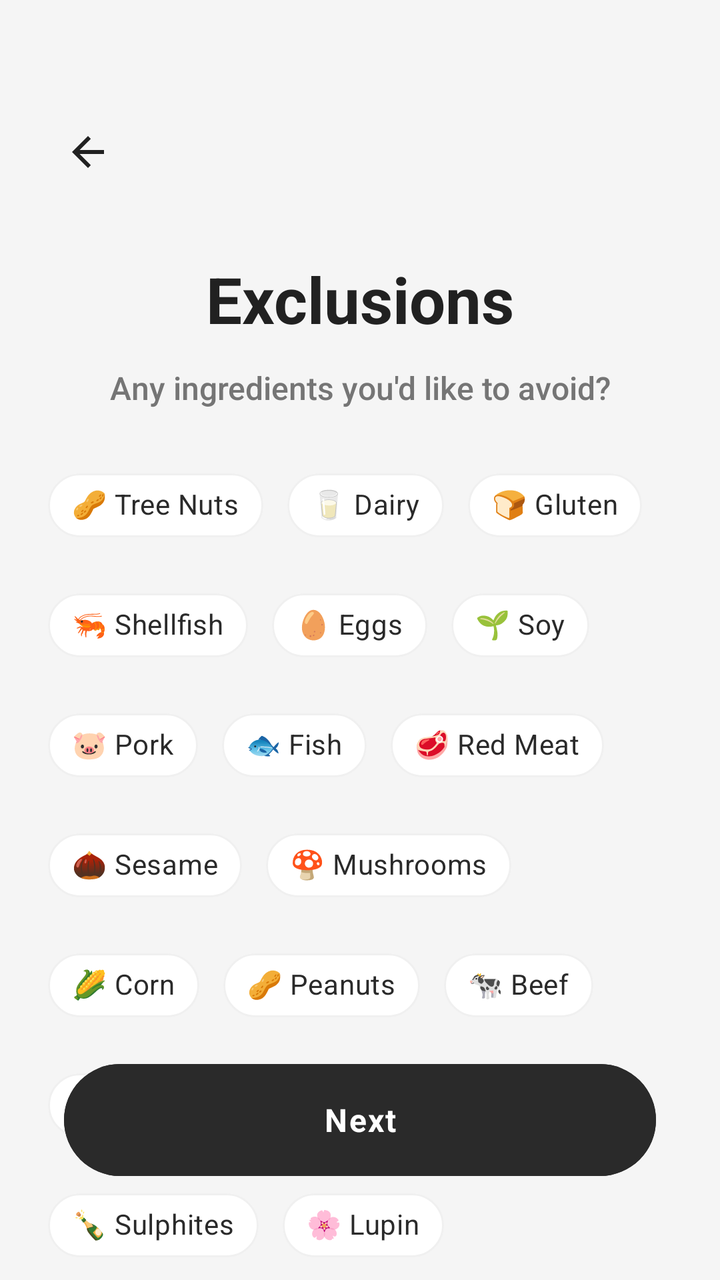
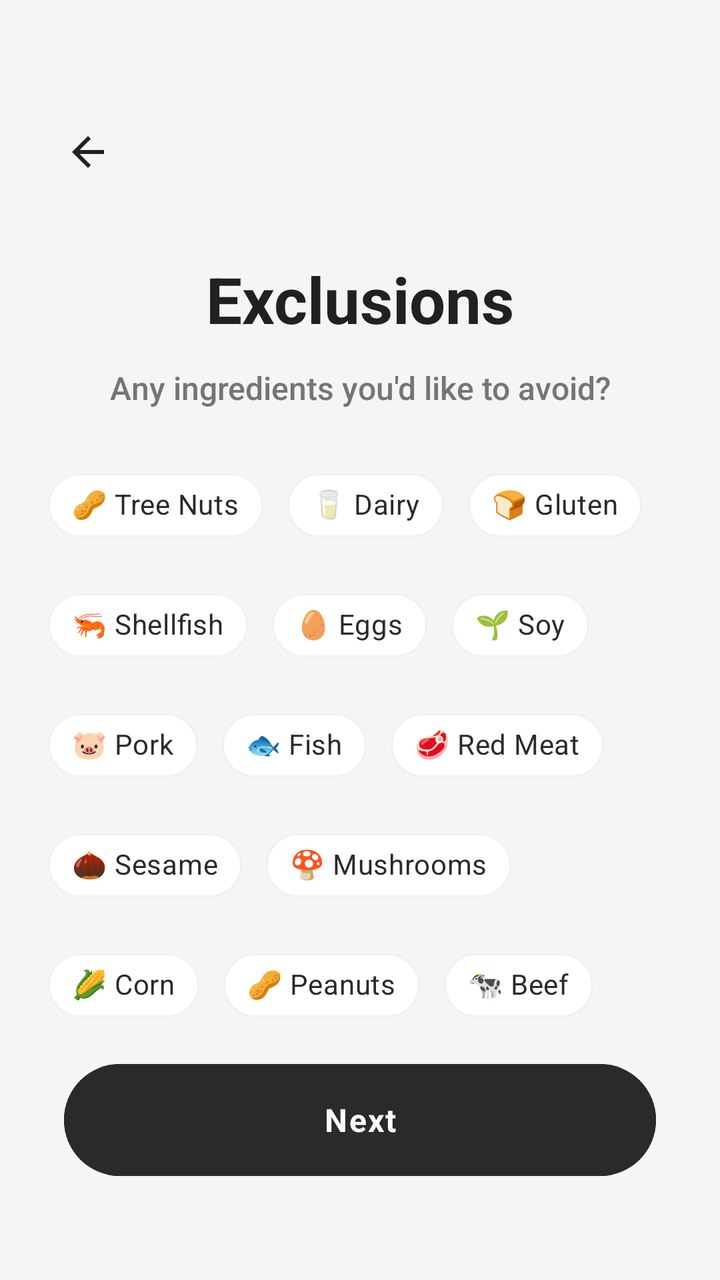

Two renders of the same Android screen: before a commit and after it. Below are the layout's source before the change and the commit's diff.
<!-- AndroidManifest.xml: application theme Theme.Nutriority -->
<!-- res/layout/fragment_fifth_screen.xml -->
<?xml version="1.0" encoding="utf-8"?>
<androidx.constraintlayout.widget.ConstraintLayout xmlns:android="http://schemas.android.com/apk/res/android"
    xmlns:app="http://schemas.android.com/apk/res-auto"
    xmlns:tools="http://schemas.android.com/tools"
    android:layout_width="match_parent"
    android:layout_height="match_parent"
    android:background="@color/app_background"
    tools:context=".ui.onboarding.screens.FifthScreen">

    <ImageView
        android:id="@+id/backButton"
        android:layout_width="40dp"
        android:layout_height="40dp"
        android:layout_marginStart="24dp"
        android:layout_marginTop="56dp"
        android:importantForAccessibility="no"
        android:padding="8dp"
        android:clickable="true"
        android:focusable="true"
        android:src="@drawable/ic_arrow_back"
        app:layout_constraintStart_toStartOf="parent"
        app:layout_constraintTop_toTopOf="parent"
        app:tint="#212121" />

    <TextView
        android:id="@+id/titleTextView"
        android:layout_width="0dp"
        android:layout_height="wrap_content"
        android:layout_marginHorizontal="32dp"
        android:layout_marginTop="32dp"
        android:fontFamily="sans-serif"
        android:textStyle="bold"
        android:gravity="center_horizontal"
        android:text="Exclusions"
        android:textColor="#212121"
        android:textSize="32sp"
        app:autoSizeTextType="uniform"
        app:autoSizeMinTextSize="24sp"
        app:autoSizeMaxTextSize="32sp"
        app:layout_constraintEnd_toEndOf="parent"
        app:layout_constraintStart_toStartOf="parent"
        app:layout_constraintTop_toBottomOf="@id/backButton" />

    <TextView
        android:id="@+id/subtitleTextView"
        android:layout_width="0dp"
        android:layout_height="wrap_content"
        android:layout_marginTop="12dp"
        android:fontFamily="sans-serif-medium"
        android:gravity="center_horizontal"
        android:text="Any ingredients you'd like to avoid?"
        android:textColor="#757575"
        android:textSize="16sp"
        app:autoSizeTextType="uniform"
        app:autoSizeMinTextSize="12sp"
        app:autoSizeMaxTextSize="16sp"
        app:layout_constraintEnd_toEndOf="@id/titleTextView"
        app:layout_constraintStart_toStartOf="@id/titleTextView"
        app:layout_constraintTop_toBottomOf="@id/titleTextView" />

    <androidx.core.widget.NestedScrollView
        android:layout_width="0dp"
        android:layout_height="0dp"
        android:layout_marginTop="24dp"
        android:clipToPadding="false"
        android:paddingBottom="100dp"
        app:layout_constraintTop_toBottomOf="@id/subtitleTextView"
        app:layout_constraintBottom_toBottomOf="parent"
        app:layout_constraintStart_toStartOf="parent"
        app:layout_constraintEnd_toEndOf="parent">

        <com.google.android.material.chip.ChipGroup
            android:id="@+id/ingredientsChipGroup"
            android:layout_width="match_parent"
            android:layout_height="wrap_content"
            android:layout_marginHorizontal="24dp"
            app:chipSpacingHorizontal="12dp"
            app:chipSpacingVertical="12dp">

            <com.google.android.material.chip.Chip
                style="@style/FilterChip"
                android:layout_width="wrap_content"
                android:layout_height="wrap_content"
                android:text="🥜 Tree Nuts"
                app:autoSizeTextType="uniform"
                app:autoSizeMinTextSize="10sp"
                app:autoSizeMaxTextSize="14sp" />

            <com.google.android.material.chip.Chip
                style="@style/FilterChip"
                android:layout_width="wrap_content"
                android:layout_height="wrap_content"
                android:text="🥛 Dairy"
                app:autoSizeTextType="uniform"
                app:autoSizeMinTextSize="10sp"
                app:autoSizeMaxTextSize="14sp" />

            <com.google.android.material.chip.Chip
                style="@style/FilterChip"
                android:layout_width="wrap_content"
                android:layout_height="wrap_content"
                android:text="🍞 Gluten"
                app:autoSizeTextType="uniform"
                app:autoSizeMinTextSize="10sp"
                app:autoSizeMaxTextSize="14sp" />

            <com.google.android.material.chip.Chip
                style="@style/FilterChip"
                android:layout_width="wrap_content"
                android:layout_height="wrap_content"
                android:text="🦐 Shellfish"
                app:autoSizeTextType="uniform"
                app:autoSizeMinTextSize="10sp"
                app:autoSizeMaxTextSize="14sp" />

            <com.google.android.material.chip.Chip
                style="@style/FilterChip"
                android:layout_width="wrap_content"
                android:layout_height="wrap_content"
                android:text="🥚 Eggs"
                app:autoSizeTextType="uniform"
                app:autoSizeMinTextSize="10sp"
                app:autoSizeMaxTextSize="14sp" />

            <com.google.android.material.chip.Chip
                style="@style/FilterChip"
                android:layout_width="wrap_content"
                android:layout_height="wrap_content"
                android:text="🌱 Soy"
                app:autoSizeTextType="uniform"
                app:autoSizeMinTextSize="10sp"
                app:autoSizeMaxTextSize="14sp" />

            <com.google.android.material.chip.Chip
                style="@style/FilterChip"
                android:layout_width="wrap_content"
                android:layout_height="wrap_content"
                android:text="🐷 Pork"
                app:autoSizeTextType="uniform"
                app:autoSizeMinTextSize="10sp"
                app:autoSizeMaxTextSize="14sp" />

            <com.google.android.material.chip.Chip
                style="@style/FilterChip"
                android:layout_width="wrap_content"
                android:layout_height="wrap_content"
                android:text="🐟 Fish"
                app:autoSizeTextType="uniform"
                app:autoSizeMinTextSize="10sp"
                app:autoSizeMaxTextSize="14sp" />

            <com.google.android.material.chip.Chip
                style="@style/FilterChip"
                android:layout_width="wrap_content"
                android:layout_height="wrap_content"
                android:text="🥩 Red Meat"
                app:autoSizeTextType="uniform"
                app:autoSizeMinTextSize="10sp"
                app:autoSizeMaxTextSize="14sp" />

            <com.google.android.material.chip.Chip
                style="@style/FilterChip"
                android:layout_width="wrap_content"
                android:layout_height="wrap_content"
                android:text="🌰 Sesame"
                app:autoSizeTextType="uniform"
                app:autoSizeMinTextSize="10sp"
                app:autoSizeMaxTextSize="14sp" />

            <com.google.android.material.chip.Chip
                style="@style/FilterChip"
                android:layout_width="wrap_content"
                android:layout_height="wrap_content"
                android:text="🍄 Mushrooms"
                app:autoSizeTextType="uniform"
                app:autoSizeMinTextSize="10sp"
                app:autoSizeMaxTextSize="14sp" />

            <com.google.android.material.chip.Chip
                style="@style/FilterChip"
                android:layout_width="wrap_content"
                android:layout_height="wrap_content"
                android:text="🌽 Corn"
                app:autoSizeTextType="uniform"
                app:autoSizeMinTextSize="10sp"
                app:autoSizeMaxTextSize="14sp" />

            <com.google.android.material.chip.Chip
                style="@style/FilterChip"
                android:layout_width="wrap_content"
                android:layout_height="wrap_content"
                android:text="🥜 Peanuts"
                app:autoSizeTextType="uniform"
                app:autoSizeMinTextSize="10sp"
                app:autoSizeMaxTextSize="14sp" />

            <com.google.android.material.chip.Chip
                style="@style/FilterChip"
                android:layout_width="wrap_content"
                android:layout_height="wrap_content"
                android:text="🐄 Beef"
                app:autoSizeTextType="uniform"
                app:autoSizeMinTextSize="10sp"
                app:autoSizeMaxTextSize="14sp" />

            <com.google.android.material.chip.Chip
                style="@style/FilterChip"
                android:layout_width="wrap_content"
                android:layout_height="wrap_content"
                android:text="🌭 Mustard"
                app:autoSizeTextType="uniform"
                app:autoSizeMinTextSize="10sp"
                app:autoSizeMaxTextSize="14sp" />

            <com.google.android.material.chip.Chip
                style="@style/FilterChip"
                android:layout_width="wrap_content"
                android:layout_height="wrap_content"
                android:text="🌿 Celery"
                app:autoSizeTextType="uniform"
                app:autoSizeMinTextSize="10sp"
                app:autoSizeMaxTextSize="14sp" />

            <com.google.android.material.chip.Chip
                style="@style/FilterChip"
                android:layout_width="wrap_content"
                android:layout_height="wrap_content"
                android:text="🍾 Sulphites"
                app:autoSizeTextType="uniform"
                app:autoSizeMinTextSize="10sp"
                app:autoSizeMaxTextSize="14sp" />

            <com.google.android.material.chip.Chip
                style="@style/FilterChip"
                android:layout_width="wrap_content"
                android:layout_height="wrap_content"
                android:text="🌸 Lupin"
                app:autoSizeTextType="uniform"
                app:autoSizeMinTextSize="10sp"
                app:autoSizeMaxTextSize="14sp" />

        </com.google.android.material.chip.ChipGroup>
    </androidx.core.widget.NestedScrollView>

    <com.google.android.material.button.MaterialButton
        android:id="@+id/nextButton"
        android:layout_width="match_parent"
        android:layout_height="64dp"
        android:layout_marginHorizontal="32dp"
        android:layout_marginBottom="48dp"
        android:backgroundTint="@color/primary_dark"
        android:fontFamily="sans-serif"
        android:textStyle="bold"
        android:textColor="@color/white"
        android:text="Next"
        android:textSize="16sp"
        android:letterSpacing="0.05"
        app:autoSizeTextType="uniform"
        app:autoSizeMinTextSize="12sp"
        app:autoSizeMaxTextSize="16sp"
        app:cornerRadius="32dp"
        app:layout_constraintBottom_toBottomOf="parent" />

</androidx.constraintlayout.widget.ConstraintLayout>
<!-- resources referenced by this layout -->
<resources>
  <color name="app_background">#F5F5F5</color>
  <color name="primary_dark">#2A2A2A</color>
  <color name="white">#FFFFFFFF</color>
  <!-- drawable ic_arrow_back (drawable) -->
  <vector xmlns:android="http://schemas.android.com/apk/res/android" android:autoMirrored="true" android:height="32dp" android:tint="#000000" android:viewportHeight="24" android:viewportWidth="24" android:width="32dp">
        
      <path android:fillColor="@android:color/white" android:pathData="M20,11H7.83l5.59,-5.59L12,4l-8,8 8,8 1.41,-1.41L7.83,13H20v-2z"/>
      
  </vector>
  <style name="FilterChip" parent="Widget.MaterialComponents.Chip.Filter">
          <item name="chipBackgroundColor">@color/chip_background_selector</item>
          <item name="android:textColor">@color/chip_text_selector</item>
          <item name="chipIconVisible">false</item>
          <item name="checkedIconVisible">false</item>
          <item name="chipStrokeColor">@color/chip_stroke_selector</item>
          <item name="chipStrokeWidth">1dp</item>
          <item name="rippleColor">@android:color/transparent</item>
      </style>
  <style name="Theme.Nutriority" parent="Base.Theme.Nutriority" />
  <style name="Base.Theme.Nutriority" parent="Theme.Material3.Light.NoActionBar">
          <item name="android:windowDrawsSystemBarBackgrounds">true</item>
          <item name="android:statusBarColor">@android:color/transparent</item>
          <item name="android:windowLightStatusBar">true</item>
          <item name="android:navigationBarColor">@android:color/transparent</item>
          <item name="android:windowLightNavigationBar" tools:ignore="NewApi">true</item>
          <item name="android:enforceNavigationBarContrast" tools:ignore="NewApi">false</item>
  
          
          <item name="colorPrimary">@color/primary_dark</item>
          <item name="colorOnPrimary">@color/white</item>
          <item name="colorSecondary">@color/secondary_dark</item>
          <item name="colorOnSecondary">@color/white</item>
          <item name="colorControlActivated">@color/primary_dark</item>
  
          
          <item name="colorSurface">@android:color/white</item>
          <item name="colorSurfaceVariant">@android:color/white</item>
  
          
  
          <item name="colorSurfaceContainer">@android:color/white</item>
          <item name="colorSurfaceContainerLowest">@android:color/white</item>
          <item name="colorSurfaceContainerLow">@android:color/white</item>
          <item name="colorSurfaceContainerHigh">@android:color/white</item>
          <item name="colorSurfaceContainerHighest">@android:color/white</item>
          
          
          <item name="popupMenuStyle">@style/Theme.Nutriority.PopupMenu</item>
          <item name="android:popupMenuStyle">@style/Theme.Nutriority.PopupMenu</item>
      </style>
  <color name="secondary_dark">#1D1D1D</color>
  <style name="Theme.Nutriority.PopupMenu" parent="Widget.Material3.PopupMenu">
          <item name="android:itemBackground">@android:color/white</item>
          <item name="android:popupBackground">@drawable/bg_white_rounded_16</item>
      </style>
  <!-- drawable bg_white_rounded_16 (drawable) -->
  <?xml version="1.0" encoding="utf-8"?>
  <shape xmlns:android="http://schemas.android.com/apk/res/android">
      <solid android:color="@android:color/white" />
      <corners android:radius="16dp" />
  </shape>
</resources>

<!-- the commit's change to res/layout/fragment_fifth_screen.xml (unified diff, before → after) -->
@@ -65,7 +65,7 @@
         android:clipToPadding="false"
         android:paddingBottom="100dp"
         app:layout_constraintTop_toBottomOf="@id/subtitleTextView"
-        app:layout_constraintBottom_toBottomOf="parent"
+        app:layout_constraintBottom_toTopOf="@id/nextButton"
         app:layout_constraintStart_toStartOf="parent"
         app:layout_constraintEnd_toEndOf="parent">
 
@@ -238,6 +238,20 @@
                 app:autoSizeTextType="uniform"
                 app:autoSizeMinTextSize="10sp"
                 app:autoSizeMaxTextSize="14sp" />
+
+            <com.google.android.material.chip.Chip
+                android:id="@+id/addCustomChip"
+                style="@style/FilterChip"
+                android:layout_width="wrap_content"
+                android:layout_height="wrap_content"
+                android:text="+ Add Custom"
+                app:autoSizeTextType="uniform"
+                app:autoSizeMinTextSize="10sp"
+                app:autoSizeMaxTextSize="14sp"
+                app:chipBackgroundColor="@color/white"
+                app:chipStrokeColor="@color/green"
+                app:chipStrokeWidth="1dp"
+                android:textColor="@color/green" />
 
         </com.google.android.material.chip.ChipGroup>
     </androidx.core.widget.NestedScrollView>
<!-- resource entries referenced after the edit -->
@@ -1,6 +1,7 @@
 <!-- resources referenced by this layout -->
 <resources>
   <color name="app_background">#F5F5F5</color>
+  <color name="green">#00A78B</color>
   <color name="primary_dark">#2A2A2A</color>
   <color name="white">#FFFFFFFF</color>
   <!-- drawable ic_arrow_back (drawable) -->
